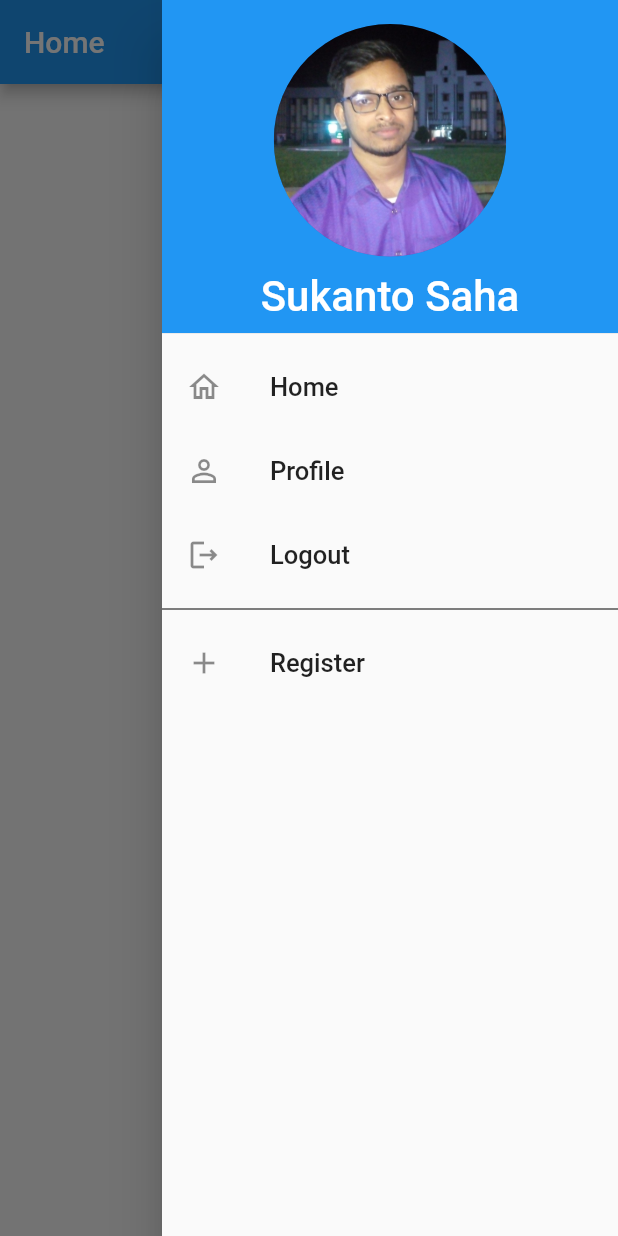
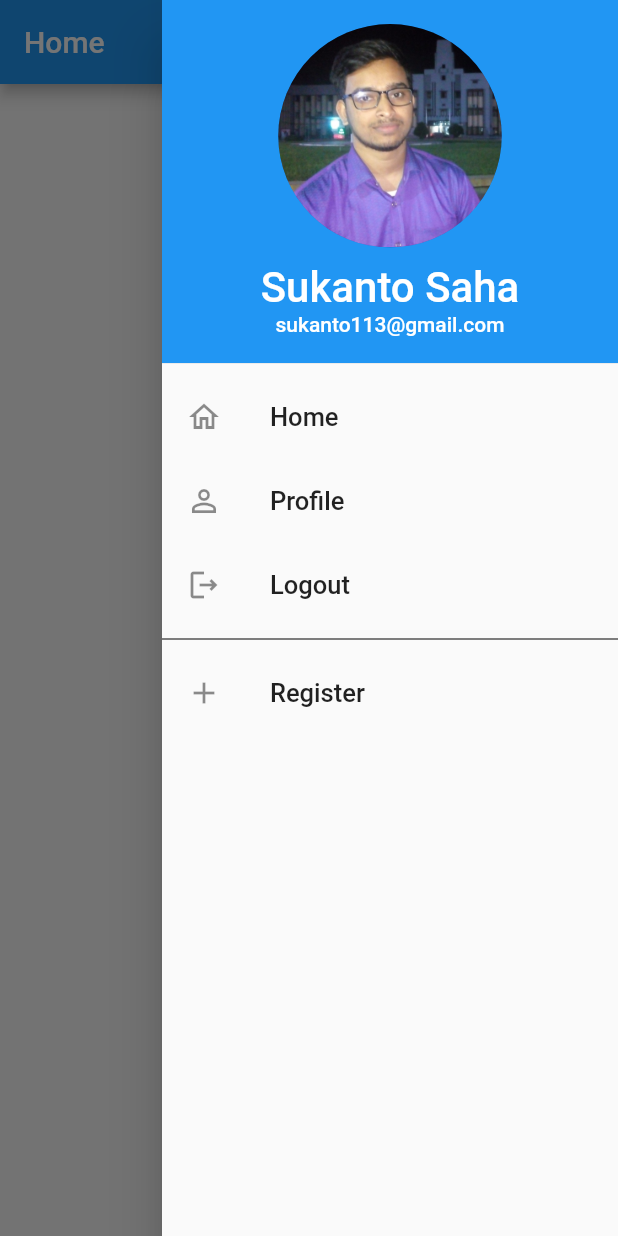
Before and after one commit to sukanto113/profile-app, a Flutter app: the screen it shows after launch, with the side drawer open, on a phone screen of 412 x 824 dp. Run offline on Flutter 3.47's test engine with Material 2 defaults, Android fonts, the phone set to English and light mode, and no system bars.

Commit message:
add email to drawer header

```diff
--- a/lib/view/page/home.dart
+++ b/lib/view/page/home.dart
@@ -29,30 +29,35 @@ class HomePage extends StatelessWidget{
           padding: EdgeInsets.zero,
           children:  [
             SizedBox(
-              height: 230,
+              height: 250,
               child: DrawerHeader(
                 decoration: const BoxDecoration(
                   color: Colors.blue,
                 ),
                 child: Column(
-                  children: [
-                    const Expanded(
+                  children: const [
+                    Expanded(
                       child: FittedBox(
                         child: CircleAvatar(
                           backgroundImage: AssetImage("images/sukanto_profile_pic.jpg")
                         ),
                       ),
                     ),
-                    Container(
-                      margin: const EdgeInsets.only(top: 10),
-                      child: const Text(
-                        "Sukanto Saha",
-                        style: TextStyle(
-                          color: Colors.white,
-                          fontSize: 28,
-                        ),
+                    SizedBox(height: 10,),
+                    Text(
+                      "Sukanto Saha",
+                      style: TextStyle(
+                        color: Colors.white,
+                        fontSize: 28,
                       ),
                     ),
+                    Text(
+                      "sukanto113@gmail.com",
+                      style: TextStyle(
+                        color: Colors.white,
+                      ),
+                    ),
+                    SizedBox(height: 10,),
                   ],
                 ),
               ),
```
